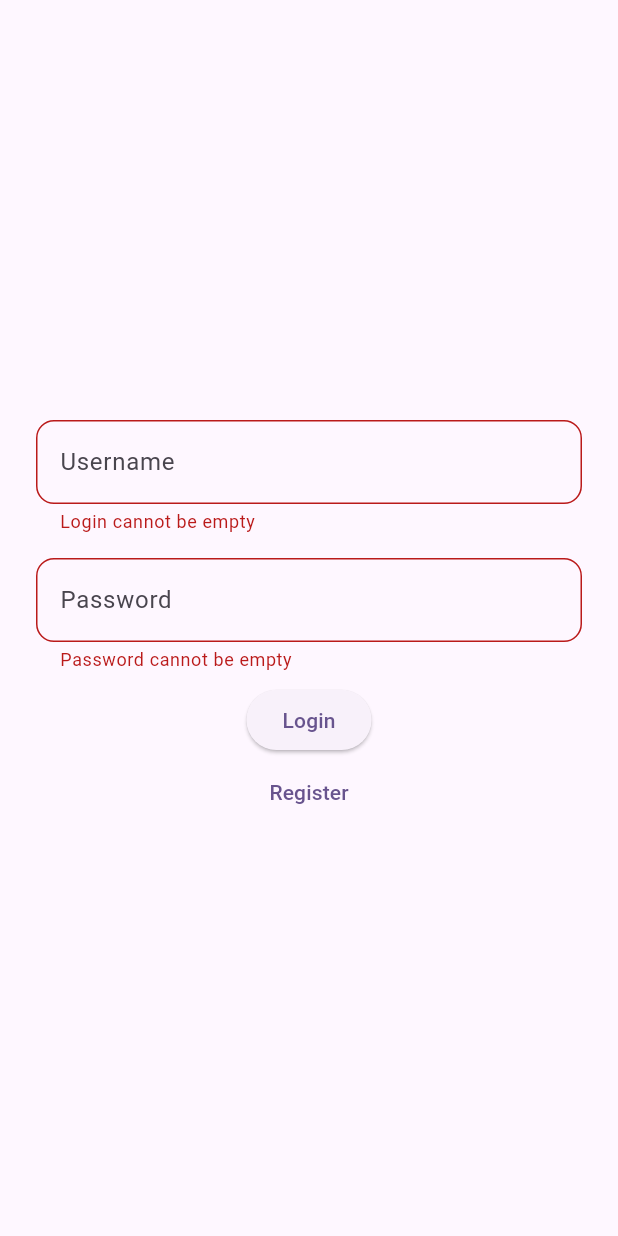
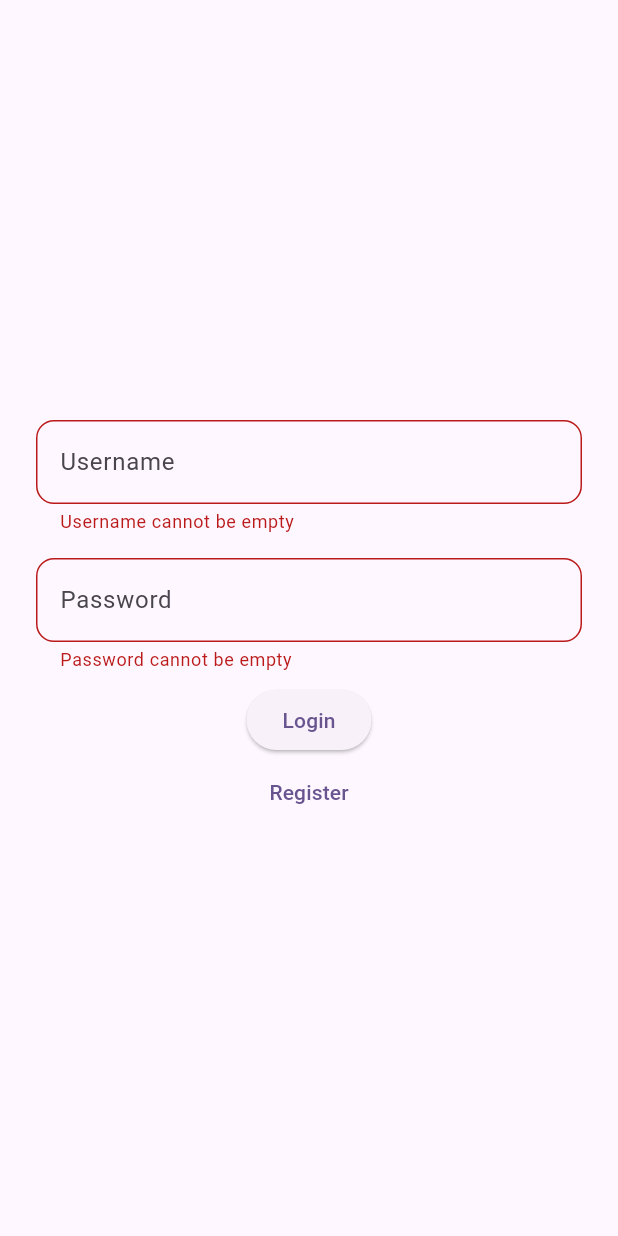
Before and after one commit to AntoniPochopien/Articles_app_flutter, a Flutter app: the screen it shows after launch, after a tap on "Login", on a phone screen of 412 x 824 dp. Run offline on Flutter 3.47's test engine with Material 3 defaults, Android fonts, the phone set to English and light mode, and no system bars; our stand-ins replace auto_route, dartz, flutter_bloc, freezed_annotation, get_it, hive and 1 more; accounts and stored records are empty.

Commit message:
implement register, login, and checkUsername methods. Updated translations

```diff
--- a/lib/auth/presentation/auth_screen.dart
+++ b/lib/auth/presentation/auth_screen.dart
@@ -3,6 +3,7 @@ import 'package:articles_app_flutter/auth/presentation/pages/login_page.dart';
 import 'package:articles_app_flutter/auth/presentation/pages/register_page.dart';
 import 'package:articles_app_flutter/common/constants/dur.dart';
 import 'package:articles_app_flutter/common/widgets/articles_scaffold.dart';
+import 'package:articles_app_flutter/navigation/app_router.dart';
 import 'package:auto_route/auto_route.dart';
 import 'package:flutter/material.dart';
 import 'package:flutter_bloc/flutter_bloc.dart';
@@ -31,7 +32,12 @@ class _AuthScreenState extends State<AuthScreen> {
   Widget build(BuildContext context) {
     return BlocProvider(
       create: (context) => AuthCubit(),
-      child: BlocBuilder<AuthCubit, AuthState>(
+      child: BlocConsumer<AuthCubit, AuthState>(
+        listener: (context, state) {
+          state.mapOrNull(
+            authorized: (value) => context.replaceRoute(const DashboardRoute()),
+          );
+        },
         builder: (context, state) => ArticlesScaffold(
             body: Center(
           child: SingleChildScrollView(
--- a/lib/auth/presentation/pages/login_page.dart
+++ b/lib/auth/presentation/pages/login_page.dart
@@ -30,7 +30,7 @@ class _LoginPageState extends State<LoginPage> {
               hint: T.username,
               validator: (v) {
                 if (v.isEmpty) {
-                  return T.loginCannotBeEmpty;
+                  return T.usernameCannotBeEmpty;
                 }
                 return null;
               },
--- a/lib/auth/presentation/pages/register_page.dart
+++ b/lib/auth/presentation/pages/register_page.dart
@@ -35,13 +35,13 @@ class _RegisterPageState extends State<RegisterPage> {
                   },
                   validator: (v) {
                     if (v.isEmpty) {
-                      return T.loginCannotBeEmpty;
+                      return T.usernameCannotBeEmpty;
                     } else if (v.length < 4) {
-                      return T.loginIsTooShort;
+                      return T.usernameIsTooShort;
                     } else {
                       return state.whenOrNull(
                           error: (value) => value.whenOrNull(
-                              notUnique: () => T.theLoginIsAlreadyTaken));
+                              notUnique: () => T.theUsernameIsAlreadyTaken));
                     }
                   },
                 ),
--- a/lib/common/models/failure.dart
+++ b/lib/common/models/failure.dart
@@ -6,6 +6,7 @@ part 'failure.freezed.dart';
 class Failure with _$Failure {
   const factory Failure.cannotReach() = _CannotReach;
   const factory Failure.forbidden() = _Forbidden;
+  const factory Failure.unauthorized() = _Unauthorized;
   const factory Failure.notUnique() = _NotUnique;
   const factory Failure.unexpected() = _Unexpected;
 }
--- a/lib/domain/authenticated_user.dart
+++ b/lib/domain/authenticated_user.dart
@@ -1,7 +1,7 @@
 import 'package:articles_app_flutter/domain/user.dart';
 
 class AuthenticatedUser {
-  User? user;
+  User user;
   AuthenticatedUser(this.user);
 
   void updateUser(User newUser) => user = newUser;
--- a/lib/l10n/intl_en.arb
+++ b/lib/l10n/intl_en.arb
@@ -2,13 +2,13 @@
     "@@locale": "en",
     "login":"Login",
     "username":"Username",
-    "loginCannotBeEmpty":"Login cannot be empty",
-    "loginIsTooShort":"Login is too short",
+    "usernameCannotBeEmpty":"Username cannot be empty",
+    "usernameIsTooShort":"Username is too short",
     "password":"Password",
     "passwordCannotBeEmpty":"Password cannot be empty",
     "passwordIsTooShort":"Password is too short",
     "register":"Register",
     "repeatPassword":"Repeat password",
     "passwordsMustBeTheSame":"Passwords must be the same",
-    "theLoginIsAlreadyTaken":"The login is already taken"
+    "theUsernameIsAlreadyTaken":"The username is already taken"
 }
--- a/lib/l10n/intl_pl.arb
+++ b/lib/l10n/intl_pl.arb
@@ -2,13 +2,13 @@
     "@@locale": "pl",
     "login":"Zaloguj się",
     "username":"Nazwa użytkownika",
-    "loginCannotBeEmpty":"Login nie może być pusty",
-    "loginIsTooShort":"Login jest za krótki",
+    "usernameCannotBeEmpty":"Nazwa użytkownika nie może być pusta",
+    "usernameIsTooShort":"Nazwa użytkownika jest za krótka",
     "password":"Hasło",
     "passwordCannotBeEmpty":"Hasło nie może być puste",
     "passwordIsTooShort":"Hasło jest za krótkie",
     "register":"Zarejestruj się",
     "repeatPassword":"Powtórz hasło",
     "passwordsMustBeTheSame":"Hasła muszą być takie same",
-    "theLoginIsAlreadyTaken":"Login jest już zajęty"
+    "theUsernameIsAlreadyTaken":"Nazwa użytkownika jest już zajęta"
 }
--- a/pubspec.yaml
+++ b/pubspec.yaml
@@ -26,6 +26,7 @@ dependencies:
   hive: ^2.2.3
   hive_generator: ^2.0.1
   hive_flutter: ^1.1.0
+  http: ^1.2.1
 
 dev_dependencies:
   build_runner: ^2.4.9
```
Also changed, not shown: lib/auth/infrastructure/auth_repository.dart (+49 -9 lines), lib/common/constants/api.dart (added, +20 -0 lines), lib/common/utils/error_handler.dart (added, +25 -0 lines), lib/domain/user.dart (+10 -5 lines), lib/common/models/failure.freezed.dart, lib/domain/user.g.dart, lib/l10n/generated/intl/messages_en.dart, lib/l10n/generated/intl/messages_pl.dart, lib/l10n/generated/l10n.dart, pubspec.lock, 1 other file.
